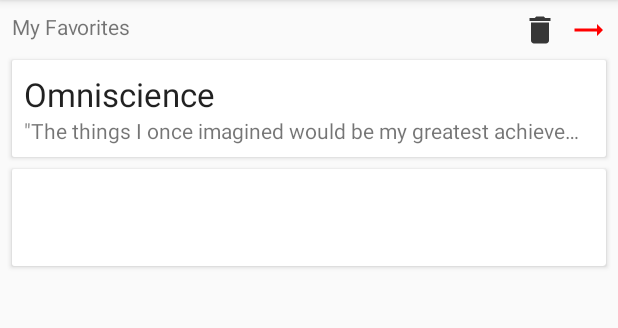
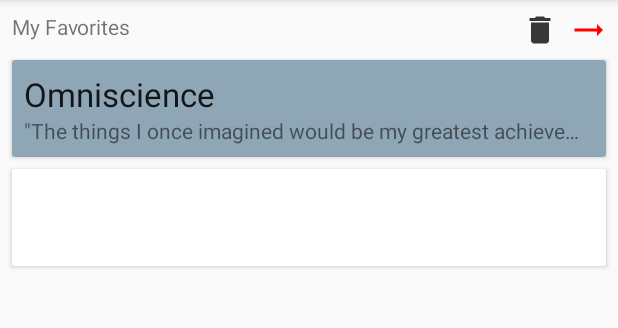
Before and after one commit to jwilder4690/MTGFlavor, an Android app: the screen it shows after launch (MainActivity), after a tap on "Favorites", on a phone screen of 412 x 824 dp, the part 84-412 px from its top. Run offline under Robolectric (Android 15) with nearby library versions, the phone set to English and light mode, and no system bars; our stand-ins replace Room's generated code; 2 statements that could not run were skipped; 3 other taps on this screen came first.

Commit message:
- Cards now display their color in the background of the card item in the recycler view.

```diff
--- a/app/src/main/java/com/example/mtgflavorsampler/CardAdapter.java
+++ b/app/src/main/java/com/example/mtgflavorsampler/CardAdapter.java
@@ -1,9 +1,12 @@
 package com.example.mtgflavorsampler;
 
+import android.content.res.Resources;
+import android.graphics.Color;
 import android.util.Log;
 import android.view.LayoutInflater;
 import android.view.View;
 import android.view.ViewGroup;
+import android.widget.RelativeLayout;
 import android.widget.TextView;
 import java.util.ArrayList;
 import java.util.List;
@@ -27,6 +30,8 @@ public class CardAdapter extends RecyclerView.Adapter <CardAdapter.CardHolder> {
         CardData currentCard = cards.get(position);
         holder.textViewName.setText(currentCard.getName());
         holder.textViewFlavorText.setText(currentCard.getFlavorText());
+        holder.layoutCardItem.setBackgroundColor(holder.resources.getColor(currentCard.getColor()));
+        Log.i("DEBUG", currentCard.getName()+" is the color: "+ currentCard.getColor());
     }
 
     @Override
@@ -53,11 +58,15 @@ public class CardAdapter extends RecyclerView.Adapter <CardAdapter.CardHolder> {
     class CardHolder extends RecyclerView.ViewHolder{
         private TextView textViewName;
         private TextView textViewFlavorText;
+        private RelativeLayout layoutCardItem;
+        private Resources resources;
 
         public CardHolder(@NonNull View itemView) {
             super(itemView);
             textViewName = itemView.findViewById(R.id.text_view_cardName);
             textViewFlavorText = itemView.findViewById(R.id.text_view_flavorText);
+            layoutCardItem = itemView.findViewById(R.id.card_item);
+            resources = itemView.getResources();
             itemView.setOnClickListener(new View.OnClickListener() {
                 @Override
                 public void onClick(View v) {
--- a/app/src/main/java/com/example/mtgflavorsampler/ListFragment.java
+++ b/app/src/main/java/com/example/mtgflavorsampler/ListFragment.java
@@ -125,7 +125,7 @@ public class ListFragment extends Fragment {
 
         //Used to track where item was dragged from initially to update full list
         private int initialPosition = 0;
-        private int currentPostion = 0;
+        private int currentPosition = 0;
         private boolean dragging = false;
 
         public ItemTouchCallback(CardAdapter adapter){
@@ -147,17 +147,12 @@ public class ListFragment extends Fragment {
         @Override
         public boolean onMove(@NonNull RecyclerView recyclerView, @NonNull RecyclerView.ViewHolder viewHolder, @NonNull RecyclerView.ViewHolder target) {
             //grab before swap for accurate position
-            currentPostion = target.getAdapterPosition();
+            currentPosition = target.getAdapterPosition();
 
             adapter.swapItems(viewHolder.getAdapterPosition(), target.getAdapterPosition());
             flavorViewModel.swap(viewHolder.getAdapterPosition(), target.getAdapterPosition());
             return true;
         }
-
-//        @Override
-//        public void onMoved(@NonNull RecyclerView recyclerView, @NonNull RecyclerView.ViewHolder viewHolder, int fromPos, @NonNull RecyclerView.ViewHolder target, int toPos, int x, int y) {
-//            super.onMoved(recyclerView, viewHolder, fromPos, target, toPos, x, y);
-//        }
 
         @Override
         public void onSelectedChanged(@Nullable RecyclerView.ViewHolder viewHolder, int actionState) {
@@ -170,7 +165,7 @@ public class ListFragment extends Fragment {
             if(actionState == ItemTouchHelper.ACTION_STATE_IDLE){
                 Toast.makeText(getActivity(), "Now Idle", Toast.LENGTH_SHORT).show();
                 if(dragging){
-                    flavorViewModel.updateRange(initialPosition, currentPostion);
+                    flavorViewModel.updateRange(initialPosition, currentPosition);
                     dragging = false;
                 }
             }
--- a/app/src/main/res/layout/card_item.xml
+++ b/app/src/main/res/layout/card_item.xml
@@ -10,7 +10,8 @@
 
 
     <RelativeLayout
-        android:layout_width="wrap_content"
+        android:id="@+id/card_item"
+        android:layout_width="match_parent"
         android:layout_height="wrap_content"
         android:padding="8dp"
         android:background="@color/white">
--- a/app/src/main/res/values/colors.xml
+++ b/app/src/main/res/values/colors.xml
@@ -12,6 +12,6 @@
     <color name="B">#9E9E9E</color>
     <color name="R">#BE988C</color>
     <color name="G">#869784</color>
-    <color name="Gold">#978961</color>
-    <color name="Brown">#756652</color>
+    <color name="Gold">#C4BC7E</color>
+    <color name="Brown">#8D8272</color>
 </resources>
```
